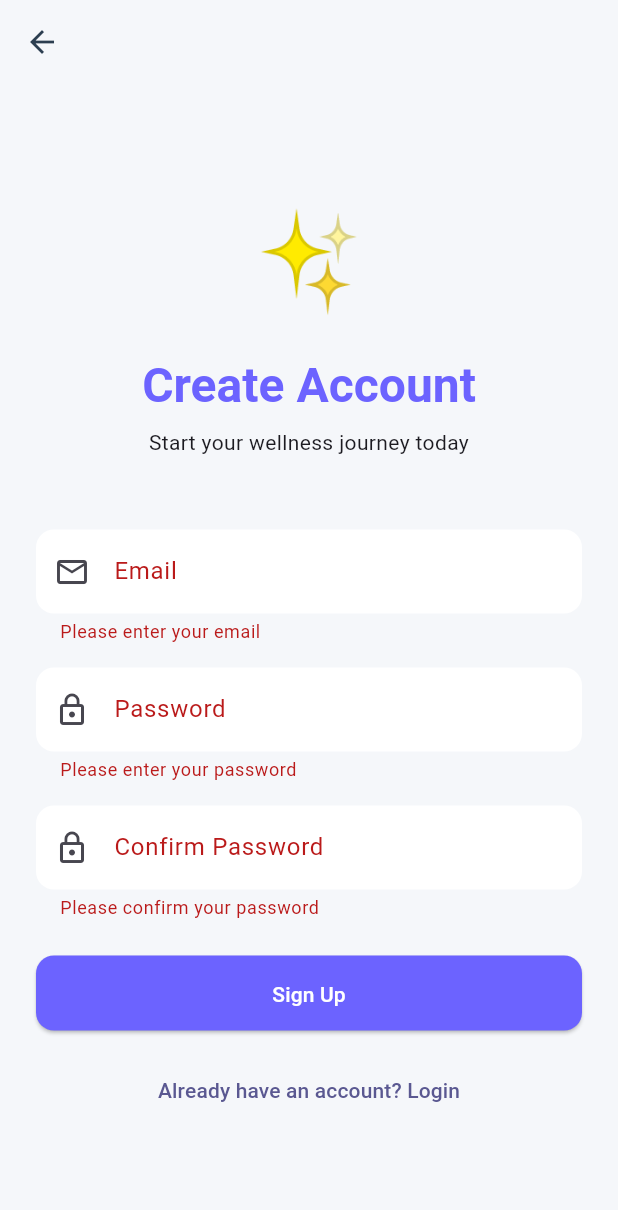
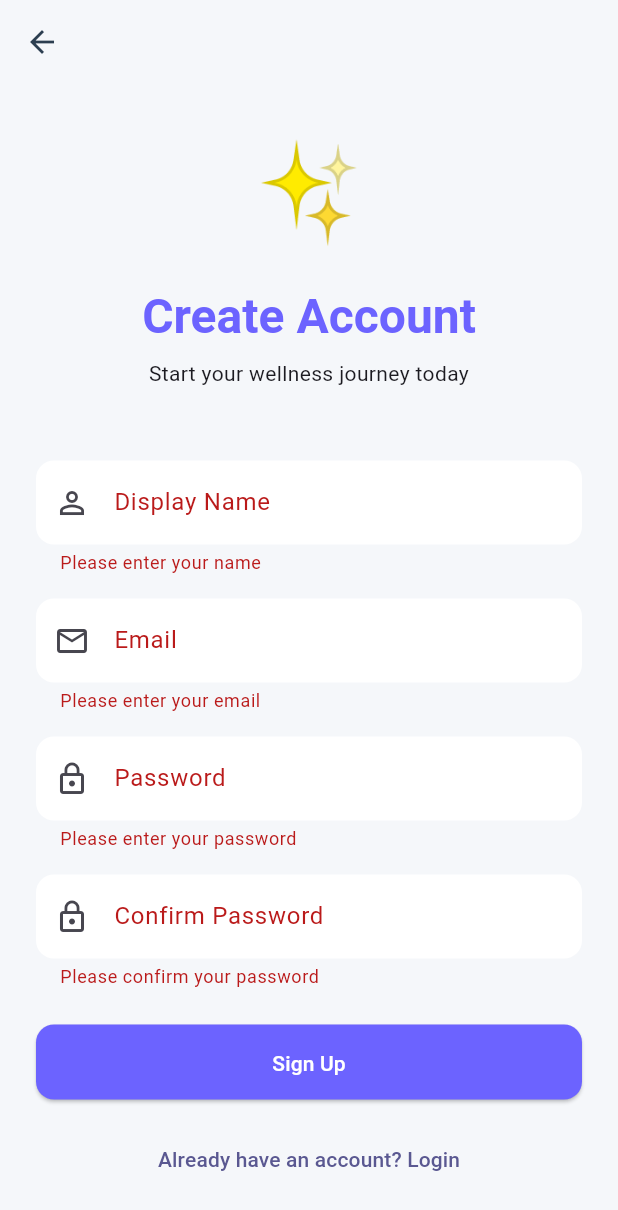
Before and after one commit to anand2026/DailyPulse-Tracker, a Flutter app: the SignupScreen screen opened by its route, after a tap on "Sign Up", on a phone screen of 412 x 824 dp. Shown: the top 1210 px of the screen. Run offline on Flutter 3.47's test engine with Material 3 defaults, Android fonts, the phone set to English and light mode, and no system bars; our stand-ins replace cloud_firestore, firebase_auth, firebase_core, fl_chart, flutter_riverpod, font_awesome_flutter and 4 more; accounts and stored records are empty.

Commit message:
Firebase auth integrated

```diff
--- a/lib/features/auth/presentation/signup_screen.dart
+++ b/lib/features/auth/presentation/signup_screen.dart
@@ -1,9 +1,10 @@
 import 'package:flutter/material.dart';
 import 'package:flutter_riverpod/flutter_riverpod.dart';
 import 'package:go_router/go_router.dart';
+import 'package:firebase_auth/firebase_auth.dart' as firebase_auth;
 import '../../../app/route_endpoints.dart';
 import '../../../app/theme.dart';
-import '../../mood_tracker/providers/mood_entries_provider.dart';
+import '../providers/auth_provider.dart';
 
 class SignupScreen extends ConsumerStatefulWidget {
   const SignupScreen({super.key});
@@ -14,6 +15,7 @@ class SignupScreen extends ConsumerStatefulWidget {
 
 class _SignupScreenState extends ConsumerState<SignupScreen> {
   final _formKey = GlobalKey<FormState>();
+  final _displayNameController = TextEditingController();
   final _emailController = TextEditingController();
   final _passwordController = TextEditingController();
   final _confirmPasswordController = TextEditingController();
@@ -21,6 +23,7 @@ class _SignupScreenState extends ConsumerState<SignupScreen> {
 
   @override
   void dispose() {
+    _displayNameController.dispose();
     _emailController.dispose();
     _passwordController.dispose();
     _confirmPasswordController.dispose();
@@ -37,15 +40,33 @@ class _SignupScreenState extends ConsumerState<SignupScreen> {
       await authService.signUp(
         _emailController.text.trim(),
         _passwordController.text,
+        _displayNameController.text.trim(),
       );
 
       if (mounted) {
         context.go(AppRouteEndpoints.home);
       }
+    } on firebase_auth.FirebaseAuthException catch (e) {
+      if (mounted) {
+        String message = 'Signup failed';
+        if (e.code == 'weak-password') {
+          message = 'The password is too weak';
+        } else if (e.code == 'email-already-in-use') {
+          message = 'An account already exists with this email';
+        } else if (e.code == 'invalid-email') {
+          message = 'Invalid email address';
+        } else if (e.code == 'operation-not-allowed') {
+          message = 'Email/password accounts are not enabled';
+        }
+
+        ScaffoldMessenger.of(context).showSnackBar(
+          SnackBar(content: Text(message)),
+        );
+      }
     } catch (e) {
       if (mounted) {
         ScaffoldMessenger.of(context).showSnackBar(
-          SnackBar(content: Text('Signup failed: ${e.toString()}')),
+          SnackBar(content: Text('An error occurred: ${e.toString()}')),
         );
       }
     } finally {
@@ -95,6 +116,23 @@ class _SignupScreenState extends ConsumerState<SignupScreen> {
                     textAlign: TextAlign.center,
                   ),
                   const SizedBox(height: 48),
+                  TextFormField(
+                    controller: _displayNameController,
+                    decoration: const InputDecoration(
+                      labelText: 'Display Name',
+                      prefixIcon: Icon(Icons.person_outline),
+                    ),
+                    validator: (value) {
+                      if (value == null || value.isEmpty) {
+                        return 'Please enter your name';
+                      }
+                      if (value.length < 2) {
+                        return 'Name must be at least 2 characters';
+                      }
+                      return null;
+                    },
+                  ),
+                  const SizedBox(height: 16),
                   TextFormField(
                     controller: _emailController,
                     keyboardType: TextInputType.emailAddress,
--- a/lib/features/mood_tracker/presentation/analytics_screen.dart
+++ b/lib/features/mood_tracker/presentation/analytics_screen.dart
@@ -6,6 +6,7 @@ import 'package:go_router/go_router.dart';
 import '../../../app/route_endpoints.dart';
 import '../../../app/theme.dart';
 import '../../../app/theme_provider.dart';
+import '../../auth/providers/auth_provider.dart';
 import '../models/mood_entry.dart';
 import '../providers/mood_entries_provider.dart';
 
--- a/lib/features/mood_tracker/presentation/mood_log_screen.dart
+++ b/lib/features/mood_tracker/presentation/mood_log_screen.dart
@@ -2,6 +2,7 @@ import 'package:flutter/material.dart';
 import 'package:flutter_riverpod/flutter_riverpod.dart';
 import 'package:intl/intl.dart';
 import '../../../app/theme.dart';
+import '../../auth/providers/auth_provider.dart';
 import '../models/mood_entry.dart';
 import '../providers/mood_entries_provider.dart';
 
@@ -39,7 +40,7 @@ class _MoodLogScreenState extends ConsumerState<MoodLogScreen> {
 
       try {
         final authService = ref.read(authServiceProvider);
-        final user = await authService.getCurrentUser();
+        final user = authService.currentUser;
         if (user != null && user.id != null) {
           userId = user.id!;
         }
--- a/lib/features/mood_tracker/providers/mood_entries_provider.dart
+++ b/lib/features/mood_tracker/providers/mood_entries_provider.dart
@@ -1,9 +1,8 @@
 import 'package:flutter_riverpod/flutter_riverpod.dart';
 import '../models/mood_entry.dart';
 import '../services/mood_service.dart';
-import '../../auth/services/auth_service.dart';
+import '../../auth/providers/auth_provider.dart';
 
-final authServiceProvider = Provider((ref) => AuthService());
 final moodServiceProvider = Provider((ref) => MoodService());
 
 final moodEntriesProvider = StateNotifierProvider<MoodEntriesNotifier, AsyncValue<List<MoodEntry>>>((ref) {
@@ -25,7 +24,7 @@ class MoodEntriesNotifier extends StateNotifier<AsyncValue<List<MoodEntry>>> {
 
       try {
         final authService = _ref.read(authServiceProvider);
-        final user = await authService.getCurrentUser();
+        final user = authService.currentUser;
         if (user != null && user.id != null) {
           userId = user.id!;
         }
--- a/pubspec.yaml
+++ b/pubspec.yaml
@@ -58,6 +58,11 @@ dependencies:
   # JSON Serialization
   json_annotation: ^4.8.1
 
+  # Firebase
+  firebase_core: ^3.8.1
+  firebase_auth: ^5.3.3
+  cloud_firestore: ^5.5.2
+
 dev_dependencies:
   flutter_test:
     sdk: flutter
```
Also changed, not shown: lib/app/router.dart (+52 -1 lines), lib/core/database_helper.dart (+26 -1 lines), lib/features/auth/models/user.dart (+29 -0 lines), lib/features/auth/presentation/login_screen.dart (+22 -2 lines), lib/features/auth/providers/auth_provider.dart (added, +17 -0 lines), lib/features/auth/services/auth_service.dart (+78 -31 lines), lib/main.dart (+8 -1 lines), lib/firebase_options.dart (added), pubspec.lock, 3 other files.
